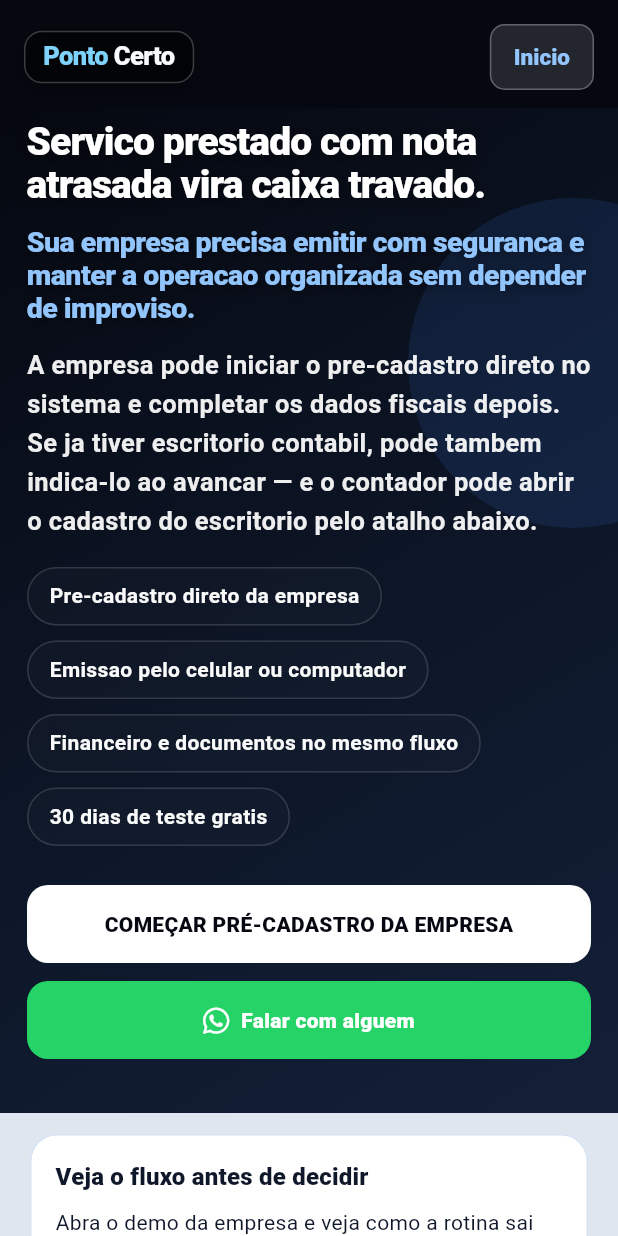
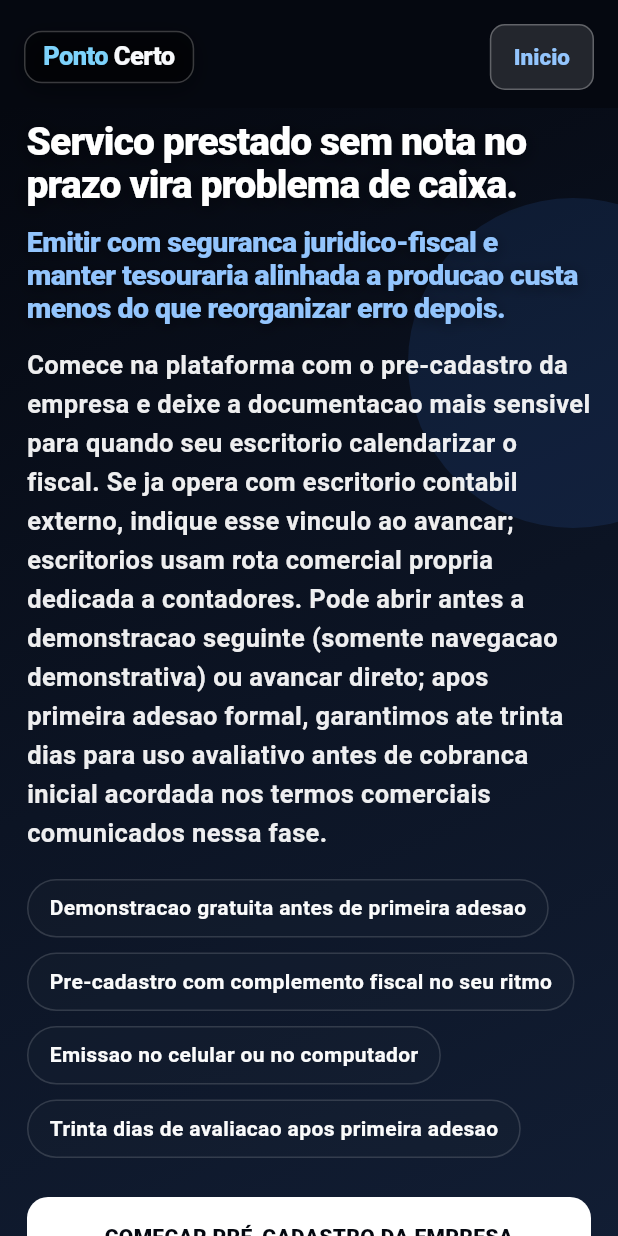
Before and after one commit to alexandre19eletrica-jpg/pontocerto, a Flutter app: the VendasEmpresaPage screen opened by its route, on a phone screen of 412 x 824 dp. Run offline on Flutter 3.47's test engine with Material 3 defaults, Android fonts, the phone set to English and light mode, and no system bars; our stand-ins replace cloud_firestore, cloud_functions, file_picker, firebase_auth, firebase_core, firebase_storage and 8 more; missing offline and left inert: dart:html, excel, in_app_update, syncfusion_flutter_pdf; accounts and stored records are empty; project files that could hold a hidden picture were left out.

Commit message:
Marketing: alinhar copy heroi e demonstracao em /vendas-empresa e /vendas-contador (OFICIAL 01 e 04)
Co-authored-by: Cursor <cursoragent@cursor.com>

```diff
--- a/lib/features/marketing/presentation/pages/vendas_contador_page.dart
+++ b/lib/features/marketing/presentation/pages/vendas_contador_page.dart
@@ -31,17 +31,20 @@ class VendasContadorPage extends StatelessWidget {
                 ),
                 VendasLandingHero(
                   compact: compact,
-                  headline: 'Se a operação vive em áudio e mensagem solta, você não está no comando.',
-                  accentLine: 'Você está reagindo. E o escritório paga a conta.',
+                  headline:
+                      'Se a rotina vive em mensagens soltas perde-se o comando operacional.',
+                  accentLine:
+                      'Responder urgencia a urgencia desgasta tempo, clareza e reputacao juridico-contabil sem que o contrato reflita o esforco real cobrado pela carteira.',
                   subhead:
-                      'O Ponto Certo foi feito para você recuperar organização e controle: a empresa entra no fluxo '
-                      '(lança, anexa e emite onde o processo exige) e você fiscaliza com rastro — carteira, fiscal, '
-                      'documentos e faturamento no mesmo ritmo.',
+                      'O Ponto Certo reune operacao da empresa e trabalho do escritorio no mesmo ambiente: producao e documentos ficam registados onde o servico existe; '
+                      'o contador acompanha carteira fiscal, situacao fiscal e faturamento num so registo, sem depender apenas de troca informal por mensagens.'
+                      ' Avance primeiro pelo cadastro do escritorio (botao principal desta secao) ou inicie pela demonstracao gratuita seguinte em modo apenas navegacao, sem primeira adesao efectiva ate decidir.'
+                      ' Apos entrada formal garantimos ate trinta dias apenas para uso avaliativo inicial, ate condicao de cobranca acordada no passo comercial seguinte.',
                   badges: const [
-                    'Carteira com visão do que falta',
-                    'Fiscal com status e histórico',
-                    'Documentos com pedido fechado',
-                    '30 dias de teste grátis',
+                    'Demonstracao gratuita antes de primeira adesao',
+                    'Carteira fiscal e documentos com rasto',
+                    'Fiscal com status e linha do tempo',
+                    'Trinta dias de avaliacao apos primeira adesao',
                   ],
                   onPrimary: () {
                     context.go('/cadastro-escritorio-contabil');
@@ -69,13 +72,13 @@ class VendasContadorPage extends StatelessWidget {
                       crossAxisAlignment: CrossAxisAlignment.start,
                       children: [
                         Text(
-                          'Teste o valor antes da conversa comercial',
+                          'Demonstracao gratuita do sistema',
                           style: Theme.of(context).textTheme.titleMedium
                               ?.copyWith(fontWeight: FontWeight.w900),
                         ),
                         const SizedBox(height: 8),
                         const Text(
-                          'Abra o demo do contador e veja sua carteira organizada com status fiscal, documentos e rotina em um fluxo que reduz cobranca solta e aumenta controle real.',
+                          'Modo demonstrativo: observe carteira, fiscal e faturamento sem gravar adesao efectiva do escritorio ate decidir avancar pelo cadastro.',
                         ),
                         const SizedBox(height: 12),
                         OutlinedButton.icon(
--- a/lib/features/marketing/presentation/pages/vendas_empresa_page.dart
+++ b/lib/features/marketing/presentation/pages/vendas_empresa_page.dart
@@ -61,17 +61,18 @@ class _VendasEmpresaPageState extends State<VendasEmpresaPage> {
                   VendasLandingHero(
                     compact: compact,
                     headline:
-                        'Servico prestado com nota atrasada vira caixa travado.',
+                        'Servico prestado sem nota no prazo vira problema de caixa.',
                     accentLine:
-                        'Sua empresa precisa emitir com seguranca e manter a operacao organizada sem depender de improviso.',
+                        'Emitir com seguranca juridico-fiscal e manter tesouraria alinhada a producao custa menos do que reorganizar erro depois.',
                     subhead:
-                        'A empresa pode iniciar o pre-cadastro direto no sistema e completar os dados fiscais depois. '
-                        'Se ja tiver escritorio contabil, pode tambem indica-lo ao avancar — e o contador pode abrir o cadastro do escritorio pelo atalho abaixo.',
+                        'Comece na plataforma com o pre-cadastro da empresa e deixe a documentacao mais sensivel para quando seu escritorio calendarizar o fiscal.'
+                        ' Se ja opera com escritorio contabil externo, indique esse vinculo ao avancar; escritorios usam rota comercial propria dedicada a contadores.'
+                        ' Pode abrir antes a demonstracao seguinte (somente navegacao demonstrativa) ou avancar direto; apos primeira adesao formal, garantimos ate trinta dias para uso avaliativo antes de cobranca inicial acordada nos termos comerciais comunicados nessa fase.',
                     badges: const [
-                      'Pre-cadastro direto da empresa',
-                      'Emissao pelo celular ou computador',
-                      'Financeiro e documentos no mesmo fluxo',
-                      '30 dias de teste gratis',
+                      'Demonstracao gratuita antes de primeira adesao',
+                      'Pre-cadastro com complemento fiscal no seu ritmo',
+                      'Emissao no celular ou no computador',
+                      'Trinta dias de avaliacao apos primeira adesao',
                     ],
                     onPrimary: () => context.go('/cadastro-empresa'),
                     primaryLabel: 'COMEÇAR PRÉ-CADASTRO DA EMPRESA',
@@ -96,13 +97,13 @@ class _VendasEmpresaPageState extends State<VendasEmpresaPage> {
                         crossAxisAlignment: CrossAxisAlignment.start,
                         children: [
                           Text(
-                            'Veja o fluxo antes de decidir',
+                            'Demonstracao gratuita do sistema',
                             style: Theme.of(context).textTheme.titleMedium
                                 ?.copyWith(fontWeight: FontWeight.w900),
                           ),
                           const SizedBox(height: 8),
                           const Text(
-                            'Abra o demo da empresa e veja como a rotina sai do improviso e entra num fluxo com emissao, financeiro e documentos organizados no mesmo ambiente.',
+                            'Use esta area para navegar em modo apenas demonstrativo: pode observar emissao, financeiro e documentacao sem iniciar primeira adesao empresarial no sistema.',
                           ),
                           const SizedBox(height: 12),
                           Align(
```
Also changed, not shown: 2 other files.
